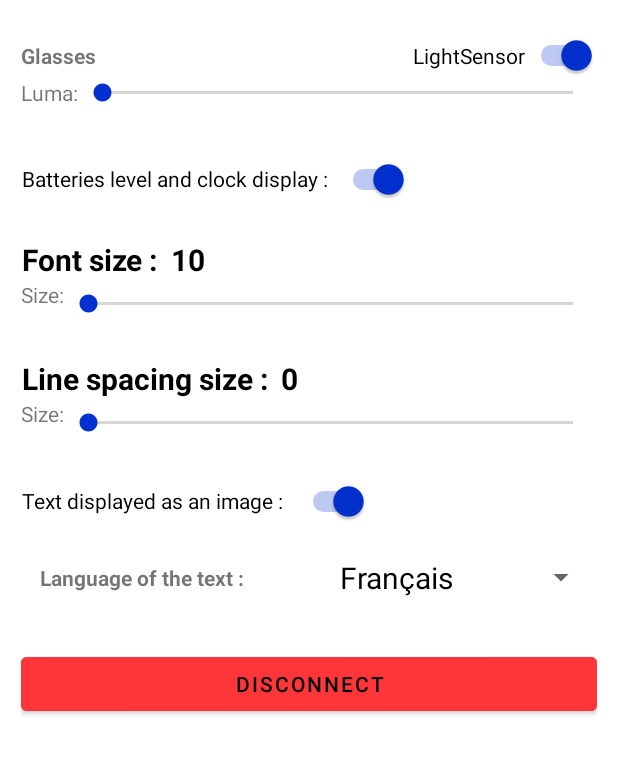
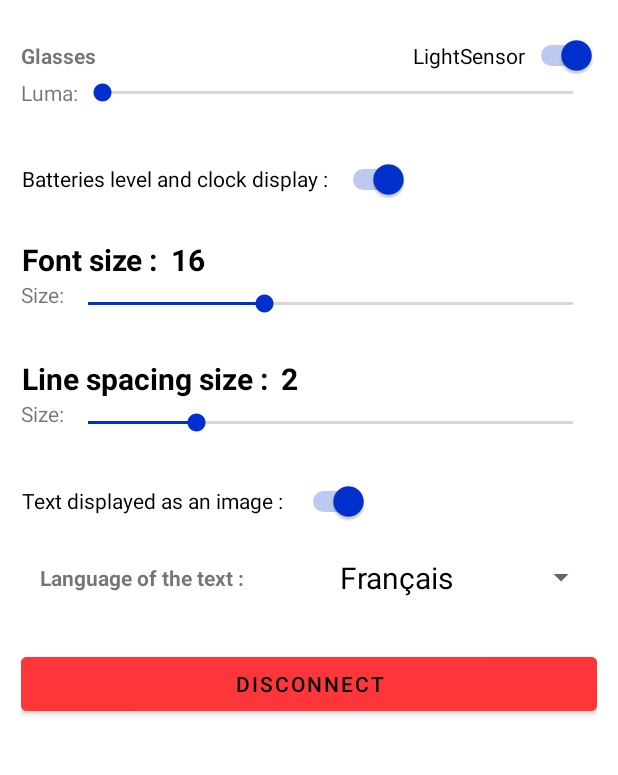
Before and after one commit to LaurentChr/ActiveLook_FontSize, an Android app: the screen it shows after launch (MainActivity), on a phone screen of 412 x 824 dp, the part 155-930 px from its top. Run offline under Robolectric (Android 15) with nearby library versions, the phone set to English and light mode, and no system bars; libraries missing offline, so code that uses them is left out: com.activelook.activelooksdk; 11 statements that could not run were skipped.

Commit message:
Update content_scrolling.xml
change default values

```diff
--- a/app/src/main/res/layout/content_scrolling.xml
+++ b/app/src/main/res/layout/content_scrolling.xml
@@ -130,7 +130,7 @@
                     android:textSize="20dp"
                     android:textColor="@color/black"
                     android:textStyle="bold"
-                    android:text="10" />
+                    android:text="16" />
             </LinearLayout>
 
             <LinearLayout
@@ -146,6 +146,7 @@
                     android:id="@+id/fontSizeSeekBar"
                     android:layout_width="match_parent"
                     android:layout_height="match_parent"
+                    android:progress="8"
                     android:max="22" />
             </LinearLayout>
 
@@ -173,7 +174,7 @@
                     android:textSize="20dp"
                     android:textColor="@color/black"
                     android:textStyle="bold"
-                    android:text="0" />
+                    android:text="2" />
             </LinearLayout>
 
             <LinearLayout
@@ -189,6 +190,7 @@
                     android:id="@+id/spaceSizeSeekBar"
                     android:layout_width="match_parent"
                     android:layout_height="match_parent"
+                    android:progress="2"
                     android:max="9" />
             </LinearLayout>
 
```
